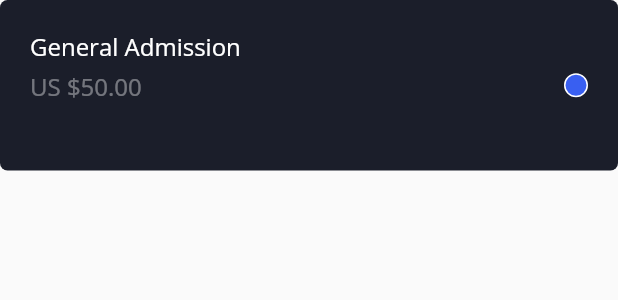
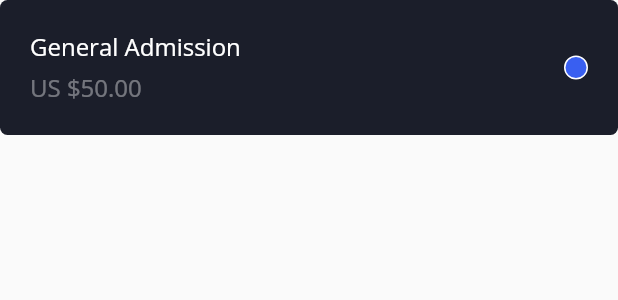
Before and after one commit to conraduouou/nft-ticketing, a Flutter app: the _NFTBottomSheetCard widget shown alone on an empty page, opened directly, on a phone screen of 412 x 824 dp. Shown: the top 300 px of the screen. Run offline on Flutter 3.47's test engine with Material 2 defaults, Android fonts, the phone set to English and light mode, and no system bars; our stand-ins replace flutter_keyboard_visibility, flutter_svg, grouped_list, image_picker, recase, share_plus.

Commit message:
+1: fix spacing in nft bottom sheet for cards

```diff
--- a/lib/components/nft_bottom_sheet.dart
+++ b/lib/components/nft_bottom_sheet.dart
@@ -126,6 +126,9 @@ class _NFTBottomSheetCard extends StatelessWidget {
 
     return Container(
       height: size.height / 7.25,
+      constraints: const BoxConstraints(
+        maxHeight: 90,
+      ),
       padding: const EdgeInsets.all(20),
       decoration: BoxDecoration(
         color: kSlightlyDarkBlue,
@@ -133,9 +136,11 @@ class _NFTBottomSheetCard extends StatelessWidget {
       ),
       child: Row(
         mainAxisAlignment: MainAxisAlignment.spaceBetween,
+        crossAxisAlignment: CrossAxisAlignment.center,
         children: [
           Column(
             crossAxisAlignment: CrossAxisAlignment.start,
+            mainAxisSize: MainAxisSize.min,
             children: [
               Text(
                 mainText,
```
